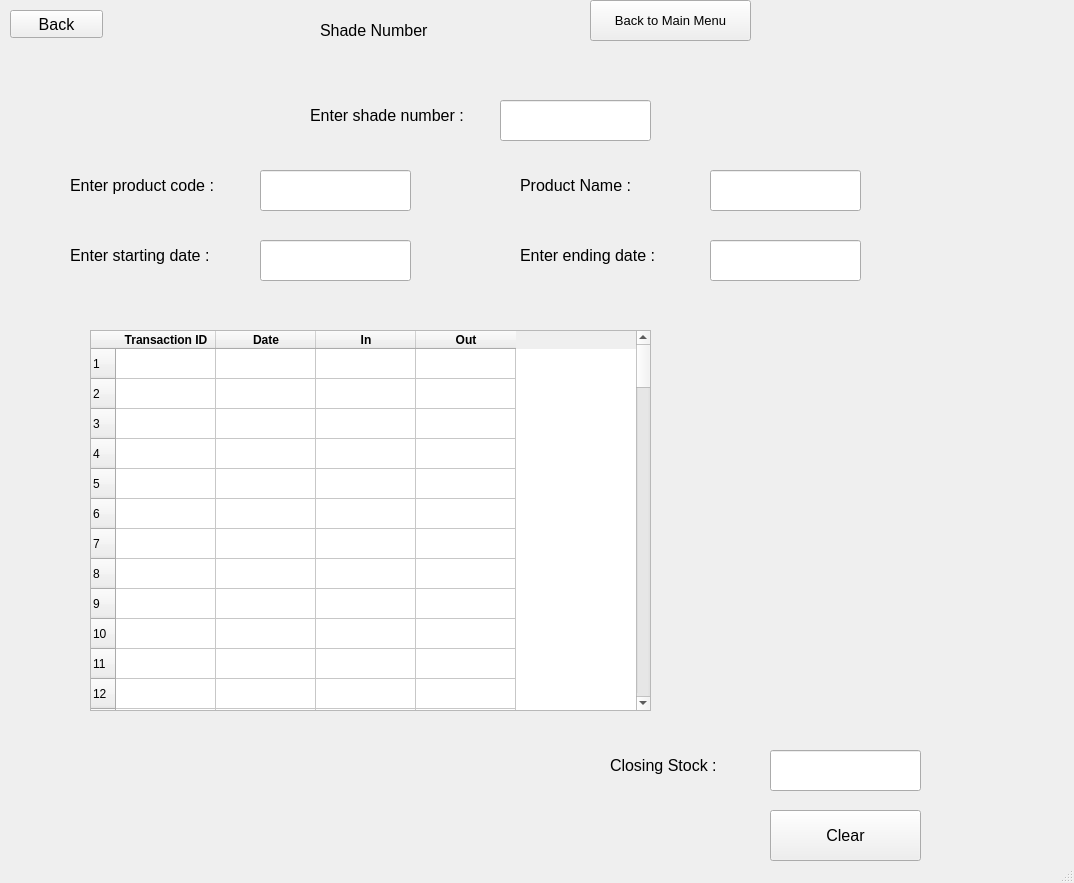
Above: UI/shade_stock_view.ui from nilay1221/Inventory_Management before the change. Below: the same form after it.
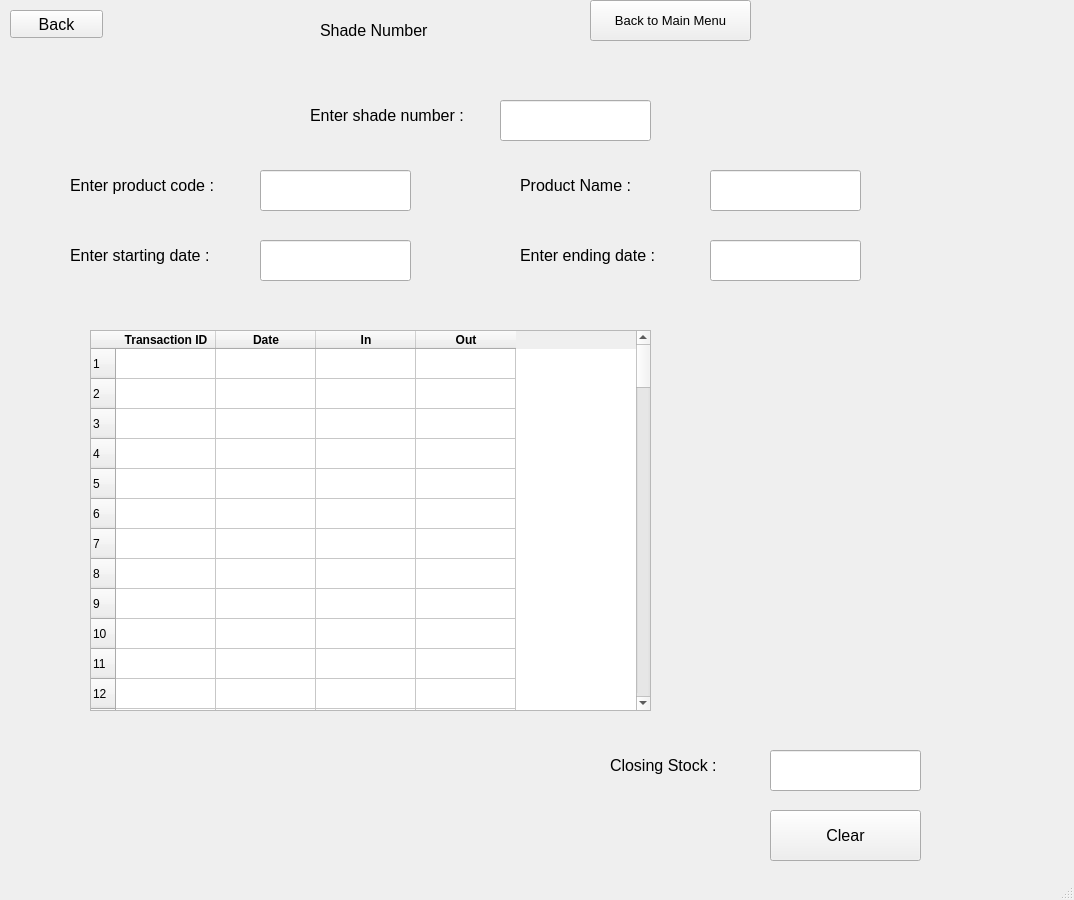
That is the form after the change.

What changed in the file:
```diff
--- a/UI/shade_stock_view.ui
+++ b/UI/shade_stock_view.ui
@@ -7,7 +7,7 @@
     <x>0</x>
     <y>0</y>
     <width>1074</width>
-    <height>883</height>
+    <height>900</height>
    </rect>
   </property>
   <property name="windowTitle">
```
